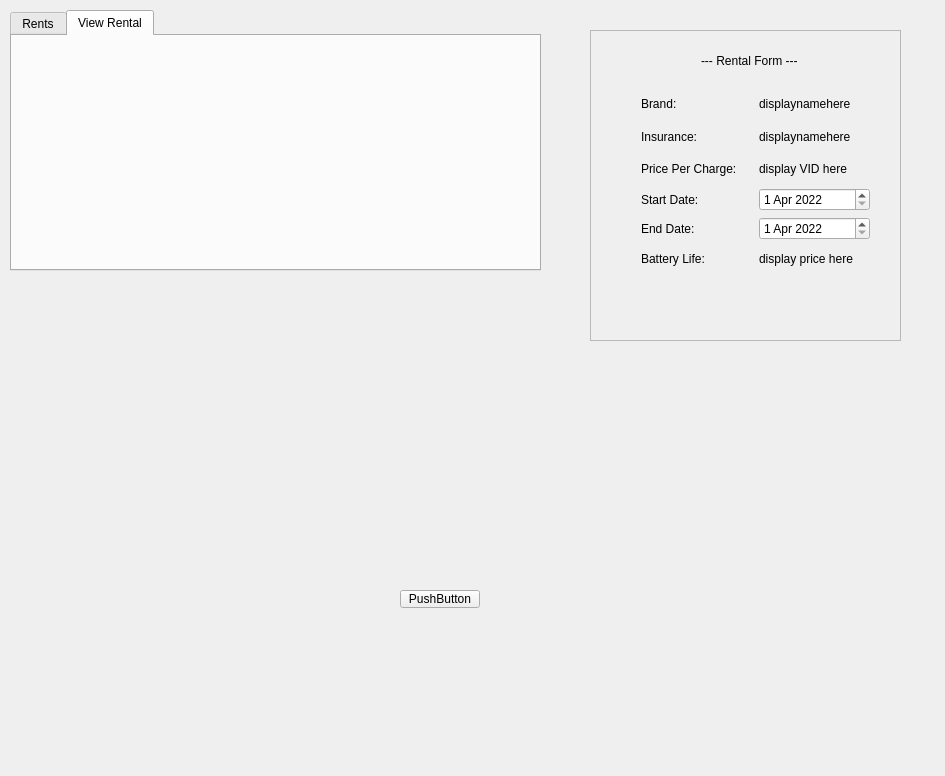
First picture: the form in RenTogether/secdialog.ui, repository GMengRong/ICT1009-CPP-RenTogether, before the edit.
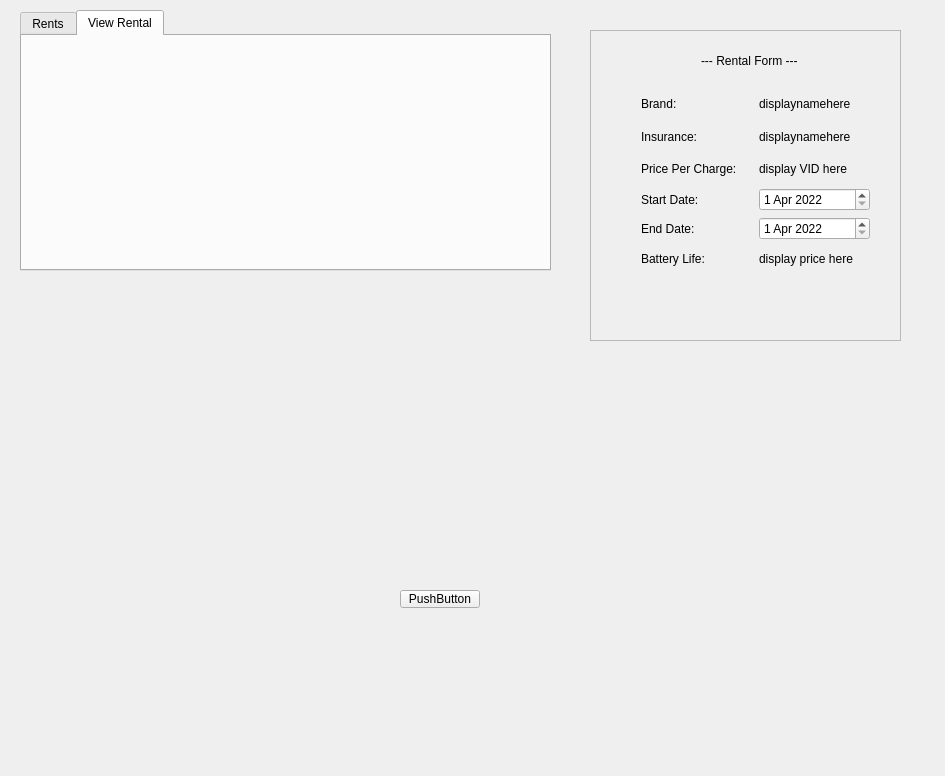
Second picture: the form after the edit. The open tabs and pages were chosen to show the change.

The edit to the form file:
```diff
--- a/RenTogether/secdialog.ui
+++ b/RenTogether/secdialog.ui
@@ -16,7 +16,7 @@
   <widget class="QTabWidget" name="tabWidget">
    <property name="geometry">
     <rect>
-     <x>10</x>
+     <x>20</x>
      <y>10</y>
      <width>531</width>
      <height>261</height>
```
Left out of the diff: 2 changed lines with no effect on the pictures.
